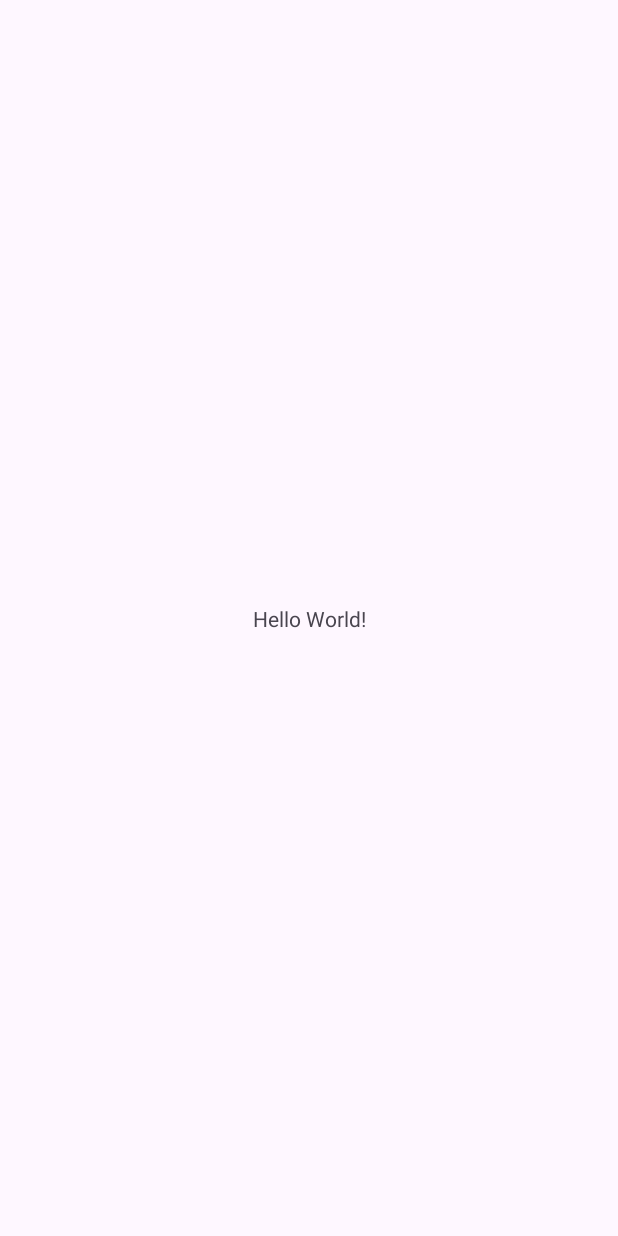
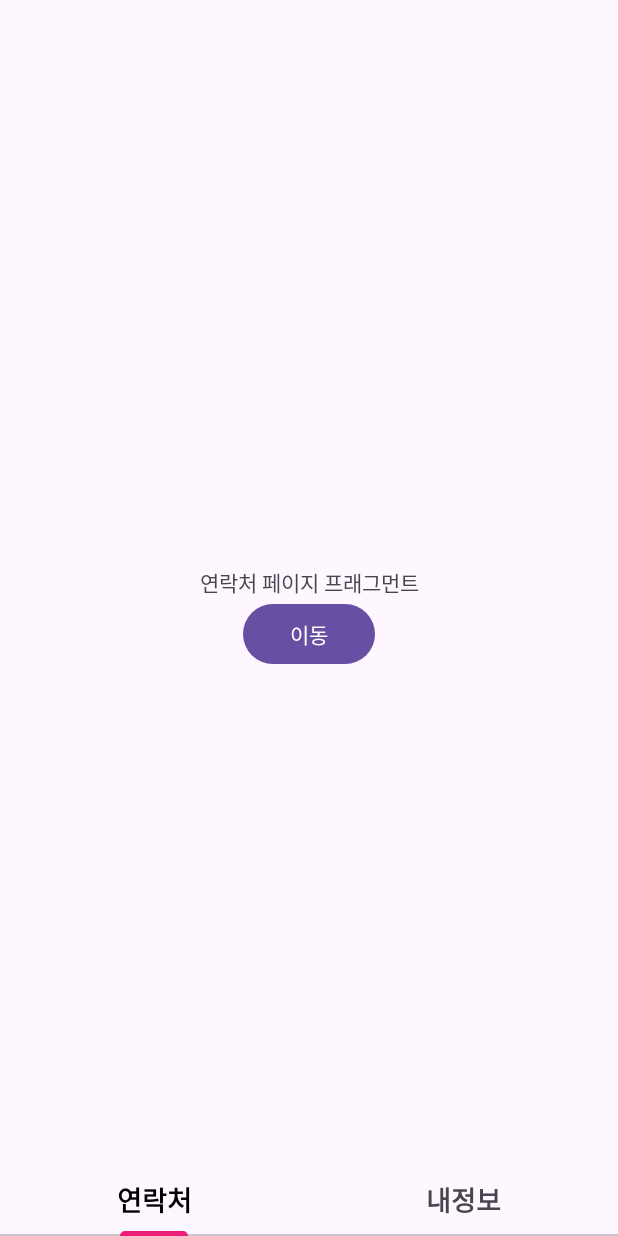
Before and after one commit to 9haejwo/contact_119, an Android app: the screen it shows after launch (MainActivity), on a phone screen of 412 x 824 dp. Before the commit the screen is almost empty. Run offline under Robolectric (Android 15) with nearby library versions, the phone set to English and light mode, and no system bars.

Commit message:
[Feat: 추가 뷰페이저,탭 연결]

```diff
--- a/app/build.gradle.kts
+++ b/app/build.gradle.kts
@@ -32,6 +32,9 @@ android {
     kotlinOptions {
         jvmTarget = "1.8"
     }
+    buildFeatures{
+        viewBinding = true
+    }
 }
 
 dependencies {
--- a/app/src/main/java/com/android/contact_119/MainActivity.kt
+++ b/app/src/main/java/com/android/contact_119/MainActivity.kt
@@ -2,10 +2,33 @@ package com.android.contact_119
 
 import androidx.appcompat.app.AppCompatActivity
 import android.os.Bundle
+import android.widget.TextView
+import com.android.contact_119.databinding.ActivityMainBinding
+import com.google.android.material.tabs.TabLayoutMediator
+import java.time.format.TextStyle
 
 class MainActivity : AppCompatActivity() {
+    private lateinit var binding: ActivityMainBinding
+    private lateinit var viewPagerAdapter: ViewPagerAdapter
     override fun onCreate(savedInstanceState: Bundle?) {
         super.onCreate(savedInstanceState)
-        setContentView(R.layout.activity_main)
+        binding = ActivityMainBinding.inflate(layoutInflater)
+        setContentView(binding.root)
+        viewPagerAdapter = ViewPagerAdapter(this@MainActivity)
+
+        with(binding) {
+            //어뎁터 연결
+            viewPager.adapter = viewPagerAdapter
+
+            //탭, 뷰페이저 연결
+            TabLayoutMediator(tabLayout, viewPager) { tab, position ->
+
+                when (position) {
+                    0 -> tab.text = "연락처"
+                    else -> tab.text = "내정보"
+                }
+            }.attach()
+        }
+
     }
 }
--- /dev/null
+++ b/app/src/main/java/com/android/contact_119/MainFragment.kt
@@ -0,0 +1,73 @@
+package com.android.contact_119
+
+import android.os.Bundle
+import androidx.fragment.app.Fragment
+import android.view.LayoutInflater
+import android.view.View
+import android.view.ViewGroup
+import com.android.contact_119.databinding.FragmentMainBinding
+
+// TODO: Rename parameter arguments, choose names that match
+// the fragment initialization parameters, e.g. ARG_ITEM_NUMBER
+private const val ARG_PARAM1 = "param1"
+private const val ARG_PARAM2 = "param2"
+
+/**
+ * A simple [Fragment] subclass.
+ * Use the [MainFragment.newInstance] factory method to
+ * create an instance of this fragment.
+ */
+class MainFragment : Fragment() {
+    private lateinit var binding: FragmentMainBinding
+    // TODO: Rename and change types of parameters
+    private var param1: String? = null
+    private var param2: String? = null
+
+    override fun onCreate(savedInstanceState: Bundle?) {
+        super.onCreate(savedInstanceState)
+        arguments?.let {
+            param1 = it.getString(ARG_PARAM1)
+            param2 = it.getString(ARG_PARAM2)
+        }
+    }
+
+    override fun onCreateView(
+        inflater: LayoutInflater, container: ViewGroup?,
+        savedInstanceState: Bundle?
+    ): View {
+        binding = FragmentMainBinding.inflate(layoutInflater)
+        // Inflate the layout for this fragment
+        return binding.root
+    }
+
+    override fun onViewCreated(view: View, savedInstanceState: Bundle?) {
+        super.onViewCreated(view, savedInstanceState)
+        binding.btnItemClick.setOnClickListener {
+                requireActivity().supportFragmentManager.beginTransaction().apply {
+                    replace(R.id.container,DetailFragment())
+                    addToBackStack(null)
+                    commit()
+                }
+        }
+    }
+
+    companion object {
+        /**
+         * Use this factory method to create a new instance of
+         * this fragment using the provided parameters.
+         *
+         * @param param1 Parameter 1.
+         * @param param2 Parameter 2.
+         * @return A new instance of fragment MainFragment.
+         */
+        // TODO: Rename and change types and number of parameters
+        @JvmStatic
+        fun newInstance(param1: String, param2: String) =
+            MainFragment().apply {
+                arguments = Bundle().apply {
+                    putString(ARG_PARAM1, param1)
+                    putString(ARG_PARAM2, param2)
+                }
+            }
+    }
+}
--- /dev/null
+++ b/app/src/main/java/com/android/contact_119/ViewPagerAdapter.kt
@@ -0,0 +1,21 @@
+package com.android.contact_119
+
+import androidx.fragment.app.Fragment
+import androidx.viewpager2.adapter.FragmentStateAdapter
+import java.lang.Exception
+
+class ViewPagerAdapter(private val mainActivity: MainActivity):FragmentStateAdapter(mainActivity) {
+    override fun getItemCount() = 2
+
+    override fun createFragment(position: Int): Fragment {
+      return when(position){
+           0->{
+               MainFragment() //연락처 페이지
+           }
+           1->{
+               MyPageFragment() //마이 페이지
+           }
+          else->throw IllegalStateException("포지션 에러")
+       }
+    }
+}
--- a/app/src/main/res/layout/activity_main.xml
+++ b/app/src/main/res/layout/activity_main.xml
@@ -6,10 +6,31 @@
     android:layout_height="match_parent"
     tools:context=".MainActivity">
 
-    <TextView
-        android:layout_width="wrap_content"
+    <androidx.viewpager2.widget.ViewPager2
+        android:id="@+id/viewPager"
+        android:layout_width="0dp"
+        android:layout_height="0dp"
+        app:layout_constraintBottom_toTopOf="@id/tabLayout"
+        app:layout_constraintEnd_toEndOf="parent"
+        app:layout_constraintStart_toStartOf="parent"
+        app:layout_constraintTop_toTopOf="parent" />
+
+    <com.google.android.material.tabs.TabLayout
+        android:id="@+id/tabLayout"
+        android:layout_width="0dp"
+        app:tabSelectedTextColor="@color/black"
+        app:tabTextAppearance="@style/tab_text"
+        app:tabIndicatorColor="#ED1E79"
+        app:tabRippleColor="#ED1E79"
         android:layout_height="wrap_content"
-        android:text="Hello World!"
+        app:layout_constraintBottom_toBottomOf="parent"
+        app:layout_constraintEnd_toEndOf="parent"
+        app:layout_constraintStart_toStartOf="parent"/>
+
+    <androidx.fragment.app.FragmentContainerView
+        android:id="@+id/container"
+        android:layout_width="0dp"
+        android:layout_height="0dp"
         app:layout_constraintBottom_toBottomOf="parent"
         app:layout_constraintEnd_toEndOf="parent"
         app:layout_constraintStart_toStartOf="parent"
--- /dev/null
+++ b/app/src/main/res/layout/fragment_main.xml
@@ -0,0 +1,29 @@
+<?xml version="1.0" encoding="utf-8"?>
+<androidx.constraintlayout.widget.ConstraintLayout xmlns:android="http://schemas.android.com/apk/res/android"
+    xmlns:app="http://schemas.android.com/apk/res-auto"
+    xmlns:tools="http://schemas.android.com/tools"
+    android:layout_width="match_parent"
+    android:layout_height="match_parent"
+    tools:context=".MainFragment">
+
+    <!-- TODO: Update blank fragment layout -->
+    <TextView
+        android:id="@+id/tv_Text"
+        android:layout_width="wrap_content"
+        android:layout_height="wrap_content"
+        android:text="연락처 페이지 프래그먼트"
+        app:layout_constraintBottom_toBottomOf="parent"
+        app:layout_constraintEnd_toEndOf="parent"
+        app:layout_constraintStart_toStartOf="parent"
+        app:layout_constraintTop_toTopOf="parent" />
+
+    <Button
+        android:id="@+id/btn_itemClick"
+        android:layout_width="wrap_content"
+        android:layout_height="wrap_content"
+
+        android:text="이동"
+        app:layout_constraintEnd_toEndOf="parent"
+        app:layout_constraintStart_toStartOf="parent"
+        app:layout_constraintTop_toBottomOf="@id/tv_Text" />
+</androidx.constraintlayout.widget.ConstraintLayout>
--- /dev/null
+++ b/app/src/main/res/values/styles.xml
@@ -0,0 +1,8 @@
+<?xml version="1.0" encoding="utf-8"?>
+<resources>
+
+    <style name="tab_text" parent="TextAppearance.Design.Tab">
+        <item name="android:textSize">18sp</item>
+        <item name="android:textStyle">bold</item>
+    </style>
+</resources>
```
Also changed, not shown: app/src/main/java/com/android/contact_119/DetailFragment.kt (added, +42 -0 lines), app/src/main/java/com/android/contact_119/MyPageFragment.kt (added, +45 -0 lines), app/src/main/res/layout/fragment_detail.xml (added, +18 -0 lines), app/src/main/res/layout/fragment_my_page.xml (added, +14 -0 lines).
